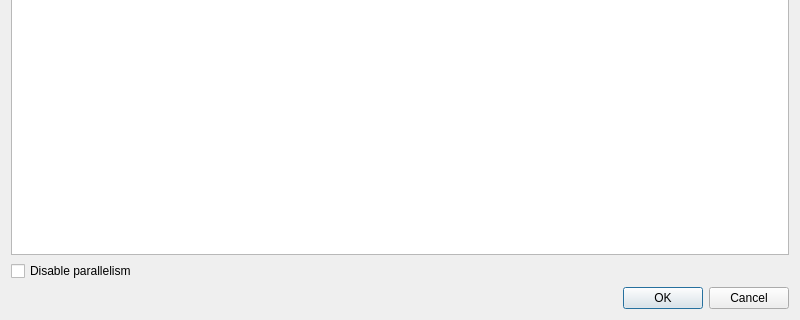
Before: the Qt Designer form gui/uic/estimation.ui in prestsoftware/prest, drawn with Qt 5; both pictures show x 0 to 800 and y 280 to 600 of the 800 by 600 pixel window.
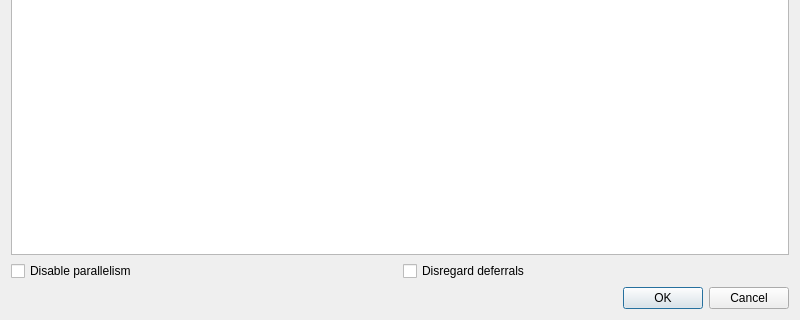
After: the same form once the commit is applied.

Commit message: Implement the Disregard Deferrals checkbox.

The edit to the form file:
```diff
--- a/gui/uic/estimation.ui
+++ b/gui/uic/estimation.ui
@@ -57,11 +57,22 @@
     </widget>
    </item>
    <item>
+    <layout class="QHBoxLayout" name="horizontalLayout">
+     <item>
     <widget class="QCheckBox" name="cbDisableParallelism">
      <property name="text">
       <string>Disable parallelism</string>
      </property>
     </widget>
+     </item>
+     <item>
+      <widget class="QCheckBox" name="cbDisregardDeferrals">
+       <property name="text">
+        <string>Disregard deferrals</string>
+       </property>
+      </widget>
+     </item>
+    </layout>
    </item>
    <item>
     <widget class="QDialogButtonBox" name="buttonBox">
```
Lines whose indentation alone changed are shown as unchanged. The commit also changes 8 other files.
